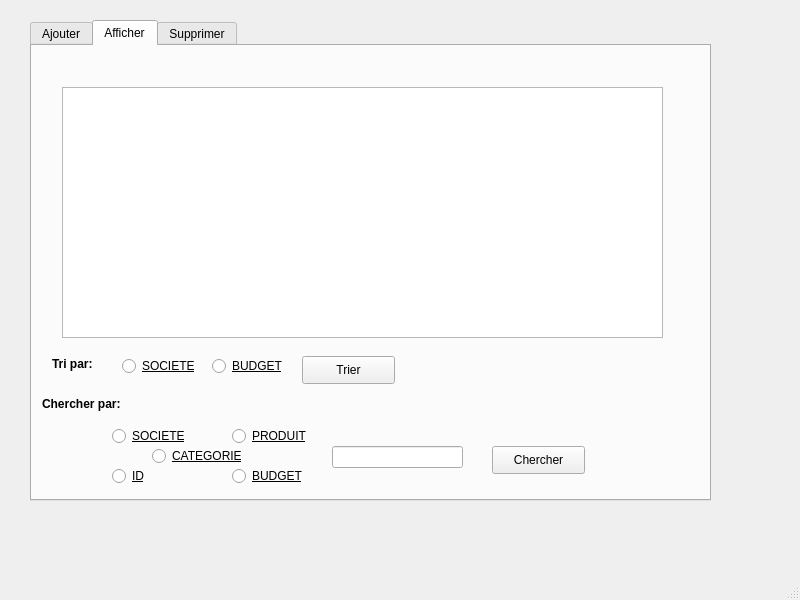
The window that mainwindow.ui (razanraddadi/smart_radio_2a38) describes before a commit, drawn with Qt 5.
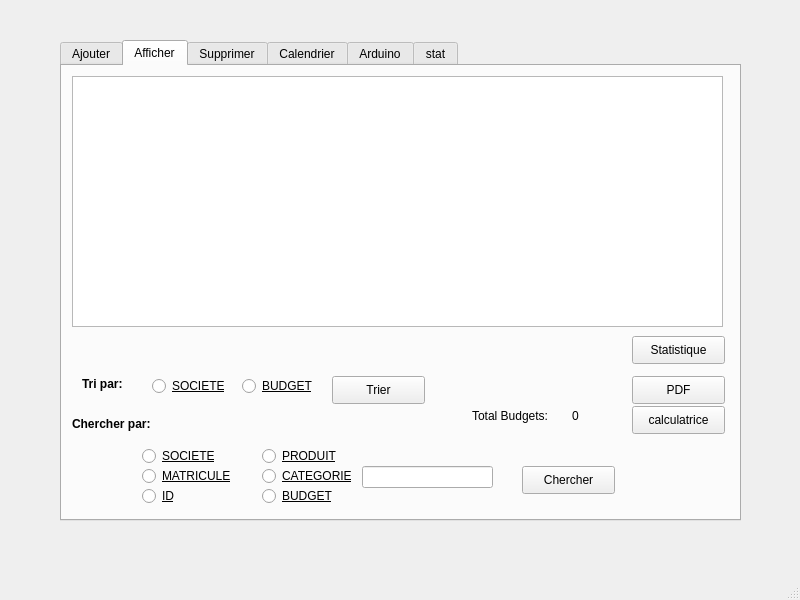
The same window after the commit. The open tabs and pages were chosen to show the change.

```diff
--- a/mainwindow.ui
+++ b/mainwindow.ui
@@ -17,8 +17,8 @@
    <widget class="QTabWidget" name="tabWidget">
     <property name="geometry">
      <rect>
-      <x>30</x>
-      <y>20</y>
+      <x>60</x>
+      <y>40</y>
       <width>681</width>
       <height>481</height>
      </rect>
@@ -198,9 +198,9 @@
      <widget class="QTableView" name="tab_Partenariats">
       <property name="geometry">
        <rect>
-        <x>30</x>
-        <y>41</y>
-        <width>601</width>
+        <x>10</x>
+        <y>10</y>
+        <width>651</width>
         <height>251</height>
        </rect>
       </property>
@@ -380,7 +380,7 @@
      <widget class="QRadioButton" name="C_chercher">
       <property name="geometry">
        <rect>
-        <x>120</x>
+        <x>200</x>
         <y>400</y>
         <width>97</width>
         <height>20</height>
@@ -405,6 +405,89 @@
        </rect>
       </property>
      </widget>
+     <widget class="QPushButton" name="bouton_Stat_Partenariats">
+      <property name="geometry">
+       <rect>
+        <x>570</x>
+        <y>270</y>
+        <width>93</width>
+        <height>28</height>
+       </rect>
+      </property>
+      <property name="text">
+       <string>Statistique</string>
+      </property>
+     </widget>
+     <widget class="QPushButton" name="pushButton_PDF">
+      <property name="geometry">
+       <rect>
+        <x>570</x>
+        <y>310</y>
+        <width>93</width>
+        <height>28</height>
+       </rect>
+      </property>
+      <property name="text">
+       <string>PDF</string>
+      </property>
+     </widget>
+     <widget class="QRadioButton" name="M_chercher">
+      <property name="geometry">
+       <rect>
+        <x>80</x>
+        <y>400</y>
+        <width>97</width>
+        <height>20</height>
+       </rect>
+      </property>
+      <property name="font">
+       <font>
+        <underline>true</underline>
+       </font>
+      </property>
+      <property name="text">
+       <string>MATRICULE</string>
+      </property>
+     </widget>
+     <widget class="QPushButton" name="boutton_calcul">
+      <property name="geometry">
+       <rect>
+        <x>570</x>
+        <y>340</y>
+        <width>93</width>
+        <height>28</height>
+       </rect>
+      </property>
+      <property name="text">
+       <string>calculatrice</string>
+      </property>
+     </widget>
+     <widget class="QLabel" name="label_11">
+      <property name="geometry">
+       <rect>
+        <x>410</x>
+        <y>340</y>
+        <width>101</width>
+        <height>20</height>
+       </rect>
+      </property>
+      <property name="text">
+       <string>Total Budgets:</string>
+      </property>
+     </widget>
+     <widget class="QLabel" name="label_total">
+      <property name="geometry">
+       <rect>
+        <x>510</x>
+        <y>340</y>
+        <width>71</width>
+        <height>20</height>
+       </rect>
+      </property>
+      <property name="text">
+       <string>0</string>
+      </property>
+     </widget>
     </widget>
     <widget class="QWidget" name="tab_3">
      <attribute name="title">
@@ -460,6 +543,64 @@
       </widget>
      </widget>
     </widget>
+    <widget class="QWidget" name="tab_4">
+     <attribute name="title">
+      <string>Calendrier</string>
+     </attribute>
+     <widget class="QCalendarWidget" name="calendarWidget">
+      <property name="geometry">
+       <rect>
+        <x>115</x>
+        <y>100</y>
+        <width>361</width>
+        <height>231</height>
+       </rect>
+      </property>
+     </widget>
+    </widget>
+    <widget class="QWidget" name="tab_5">
+     <attribute name="title">
+      <string>Arduino</string>
+     </attribute>
+     <widget class="QPushButton" name="pushButton_arduino">
+      <property name="geometry">
+       <rect>
+        <x>480</x>
+        <y>90</y>
+        <width>93</width>
+        <height>28</height>
+       </rect>
+      </property>
+      <property name="text">
+       <string>Arduino</string>
+      </property>
+     </widget>
+     <widget class="QTableView" name="table_historique">
+      <property name="geometry">
+       <rect>
+        <x>55</x>
+        <y>180</y>
+        <width>481</width>
+        <height>192</height>
+       </rect>
+      </property>
+     </widget>
+    </widget>
+    <widget class="QWidget" name="tab_6">
+     <attribute name="title">
+      <string>stat</string>
+     </attribute>
+     <widget class="QTableView" name="tableView_stat">
+      <property name="geometry">
+       <rect>
+        <x>45</x>
+        <y>40</y>
+        <width>391</width>
+        <height>192</height>
+       </rect>
+      </property>
+     </widget>
+    </widget>
    </widget>
   </widget>
   <widget class="QMenuBar" name="menubar">
```
Left out of the diff: 64 changed lines with no effect on the pictures.
